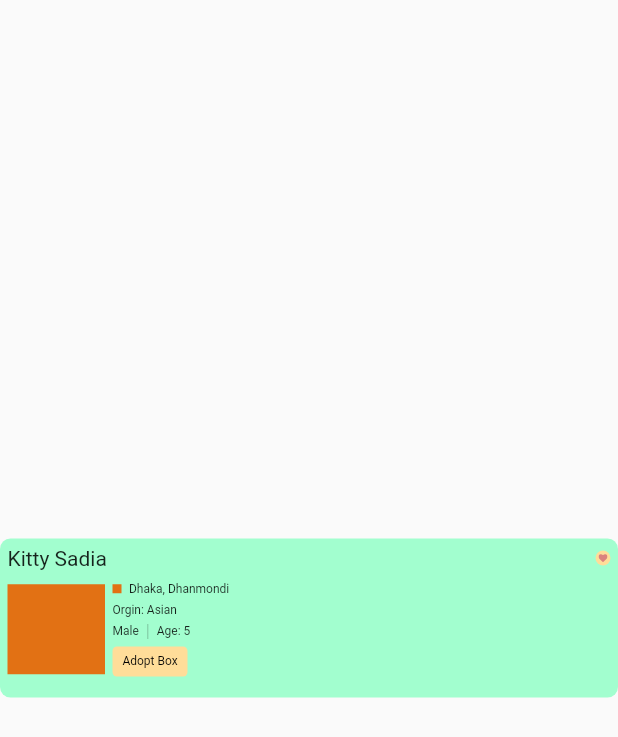
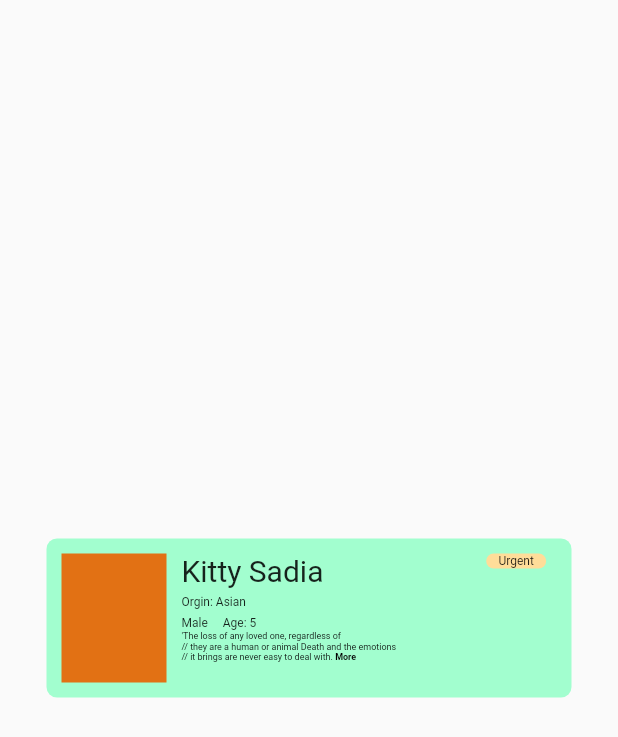
Before and after one commit to IshrakKhalil/Adopt-Box, a Flutter app: the screen it shows after launch, on a phone screen of 412 x 824 dp. Shown: the top 737 px of the screen. Run offline on Flutter 3.47's test engine with Material 2 defaults, Android fonts, the phone set to English and light mode, and no system bars; our stand-ins replace flutter_svg.

Commit message:
Box - Style

```diff
--- a/lib/urgent_post.dart
+++ b/lib/urgent_post.dart
@@ -13,77 +13,34 @@ class UrgentPost_Box extends StatelessWidget {
       body: Center(
         child: Container(
           height: 106,
-          width: double.maxFinite,
+          width: 350,
           decoration: BoxDecoration(
             color: Color(0xffA2FECF),
             borderRadius: BorderRadius.circular(7),
           ),
           child: Padding(
-            padding: const EdgeInsets.all(5.0),
-            child: Column(
+            padding: const EdgeInsets.all(10.0),
+            child: Row(
               crossAxisAlignment: CrossAxisAlignment.start,
               children: [
-                //Header Of Box
-                Row(
-                  mainAxisAlignment: MainAxisAlignment.spaceBetween,
-                  children: [
-                    Text(
-                      "Kitty Sadia",
-                      style: TextStyle(
-                        fontSize: 14,
-                      ),
-                    ),
-                    Container(
-                      height: 10,
-                      width: 10,
-                      decoration: BoxDecoration(
-                        color: Color(0xffFFDD99),
-                        borderRadius: BorderRadius.circular(7),
-                      ),
-                      child: Padding(
-                        padding: const EdgeInsets.all(2.0),
-                        child: SvgPicture.asset(
-                          "assets/icon/heart.svg",
-                        ),
-                      ),
-                    ),
-                  ],
-                ),
-                SizedBox(
-                  height: 8,
-                ),
-                //Image and other Information
                 Row(
                   children: [
                     Container(
-                      height: 60,
-                      width: 65,
+                      height: 95,
+                      width: 70,
                       color: Color.fromARGB(255, 226, 113, 20),
                     ),
                     SizedBox(
-                      width: 5,
+                      width: 10,
                     ),
                     Column(
                       crossAxisAlignment: CrossAxisAlignment.start,
                       children: [
-                        //Location
-                        Row(
-                          children: [
-                            Container(
-                              width: 6,
-                              height: 6,
-                              color: Color.fromARGB(255, 226, 113, 20),
-                            ),
-                            SizedBox(
-                              width: 5,
-                            ),
-                            Text(
-                              "Dhaka, Dhanmondi",
-                              style: TextStyle(
-                                fontSize: 8,
-                              ),
-                            ),
-                          ],
+                        Text(
+                          "Kitty Sadia",
+                          style: TextStyle(
+                            fontSize: 20,
+                          ),
                         ),
                         SizedBox(
                           height: 5,
@@ -97,7 +54,6 @@ class UrgentPost_Box extends StatelessWidget {
                         SizedBox(
                           height: 5,
                         ),
-                        //Gender and Age
                         Row(
                           children: [
                             Text(
@@ -108,9 +64,6 @@ class UrgentPost_Box extends StatelessWidget {
                             ),
                             SizedBox(
                               width: 5,
-                            ),
-                            SvgPicture.asset(
-                              "assets/icon/line.svg",
                             ),
                             SizedBox(
                               width: 5,
@@ -123,31 +76,51 @@ class UrgentPost_Box extends StatelessWidget {
                             ),
                           ],
                         ),
-                        SizedBox(
-                          height: 5,
-                        ),
-                        //Button
-                        InkWell(
-                          onTap: () {},
-                          child: Container(
-                            width: 50,
-                            height: 20,
-                            decoration: BoxDecoration(
-                              color: Color(0xffFFDD99),
-                              borderRadius: BorderRadius.circular(3),
+                        RichText(
+                          text: TextSpan(
+                            text: ''''The loss of any loved one, regardless of
+// they are a human or animal Death and the emotions
+// it brings are never easy to deal with. ''',
+                            style: TextStyle(
+                              fontSize: 6,
+                              color: Colors.black,
                             ),
-                            child: Center(
-                              child: Text(
-                                "Adopt Box",
+                            children: const <TextSpan>[
+                              TextSpan(
+                                text: 'More',
                                 style: TextStyle(
-                                  fontSize: 8,
+                                  fontWeight: FontWeight.bold,
+                                  fontSize: 6,
                                   color: Colors.black,
                                 ),
                               ),
+                            ],
+                          ),
+                        ),
+//
+                      ],
+                    ),
+                    SizedBox(
+                      width: 60,
+                    ),
+                    Align(
+                      alignment: Alignment.topLeft,
+                      child: Container(
+                        height: 10,
+                        width: 40,
+                        decoration: BoxDecoration(
+                          color: Color(0xffFFDD99),
+                          borderRadius: BorderRadius.circular(7),
+                        ),
+                        child: Center(
+                          child: Text(
+                            "Urgent",
+                            style: TextStyle(
+                              fontSize: 8,
                             ),
                           ),
                         ),
-                      ],
+                      ),
                     ),
                   ],
                 ),
```
